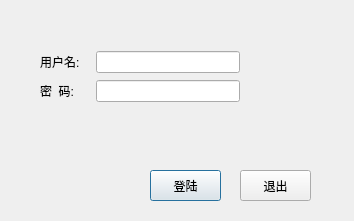
First picture: the form in Factory_set/login.ui, repository LeekSir/A_setTool, before the edit.
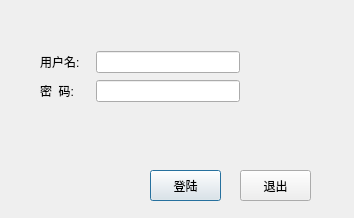
Second picture: the form after the edit.

```diff
--- a/Factory_set/login.ui
+++ b/Factory_set/login.ui
@@ -7,9 +7,27 @@
     <x>0</x>
     <y>0</y>
     <width>354</width>
-    <height>221</height>
+    <height>218</height>
    </rect>
   </property>
+  <property name="sizePolicy">
+   <sizepolicy hsizetype="Fixed" vsizetype="Fixed">
+    <horstretch>0</horstretch>
+    <verstretch>0</verstretch>
+   </sizepolicy>
+  </property>
+  <property name="minimumSize">
+   <size>
+    <width>354</width>
+    <height>218</height>
+   </size>
+  </property>
+  <property name="maximumSize">
+   <size>
+    <width>354</width>
+    <height>218</height>
+   </size>
+  </property>
   <property name="windowTitle">
    <string>Dialog</string>
   </property>
```
